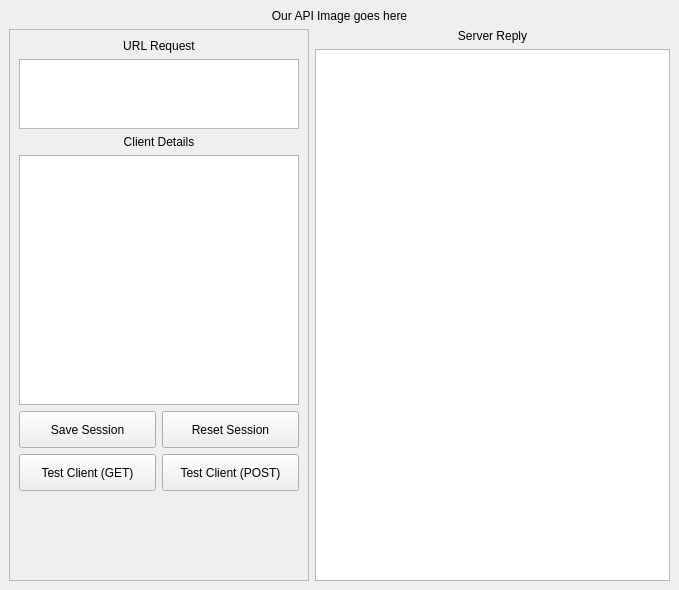
Old version of the form MainWindow.ui in the repository tuxta/ourapi.
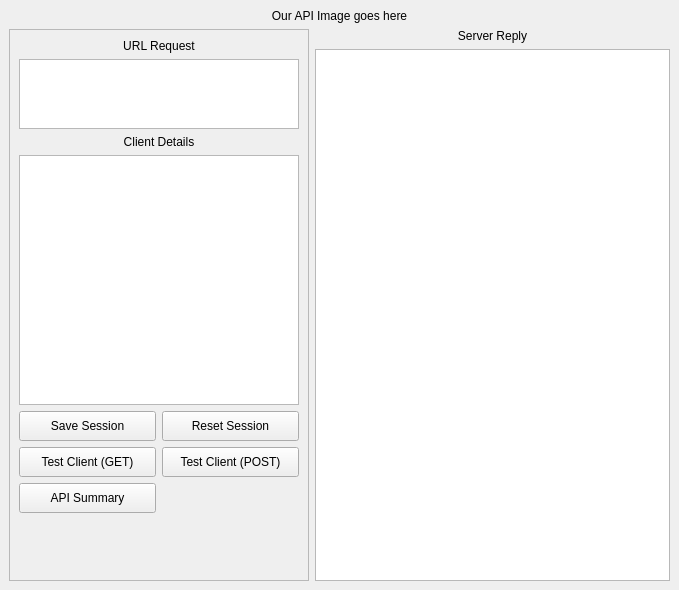
New version of the form.

Commit message: Added button and dialog to list the available funcitons, their arguments and SQL in a Tree structure

The edit to the form file:
```diff
--- a/MainWindow.ui
+++ b/MainWindow.ui
@@ -228,6 +228,31 @@
                </property>
               </widget>
              </item>
+             <item row="3" column="0">
+              <widget class="QPushButton" name="apiSummary">
+               <property name="sizePolicy">
+                <sizepolicy hsizetype="Minimum" vsizetype="MinimumExpanding">
+                 <horstretch>0</horstretch>
+                 <verstretch>0</verstretch>
+                </sizepolicy>
+               </property>
+               <property name="minimumSize">
+                <size>
+                 <width>0</width>
+                 <height>30</height>
+                </size>
+               </property>
+               <property name="maximumSize">
+                <size>
+                 <width>16777215</width>
+                 <height>100</height>
+                </size>
+               </property>
+               <property name="text">
+                <string>API Summary</string>
+               </property>
+              </widget>
+             </item>
             </layout>
            </item>
            <item>
```
Left out of the diff: 100 changed lines with no effect on the pictures. The commit also changes 5 other files.
